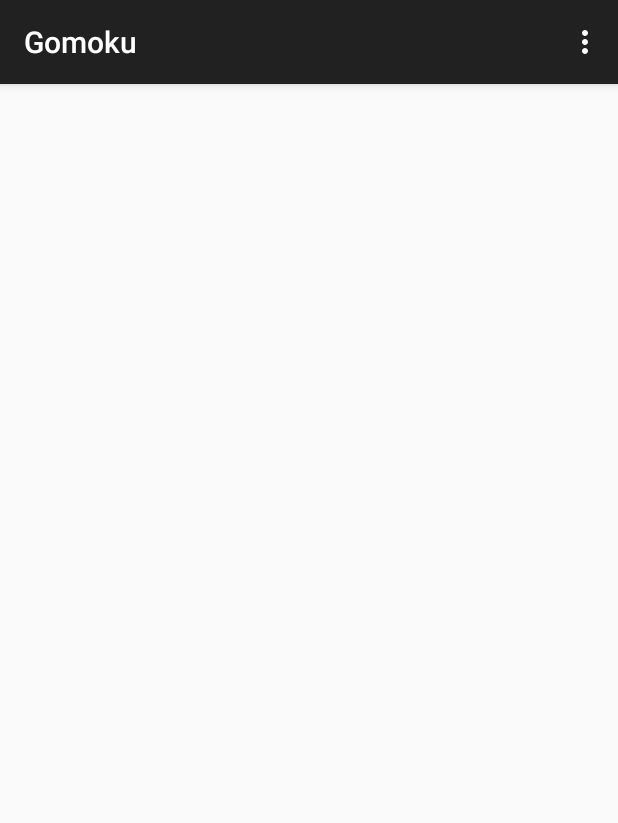
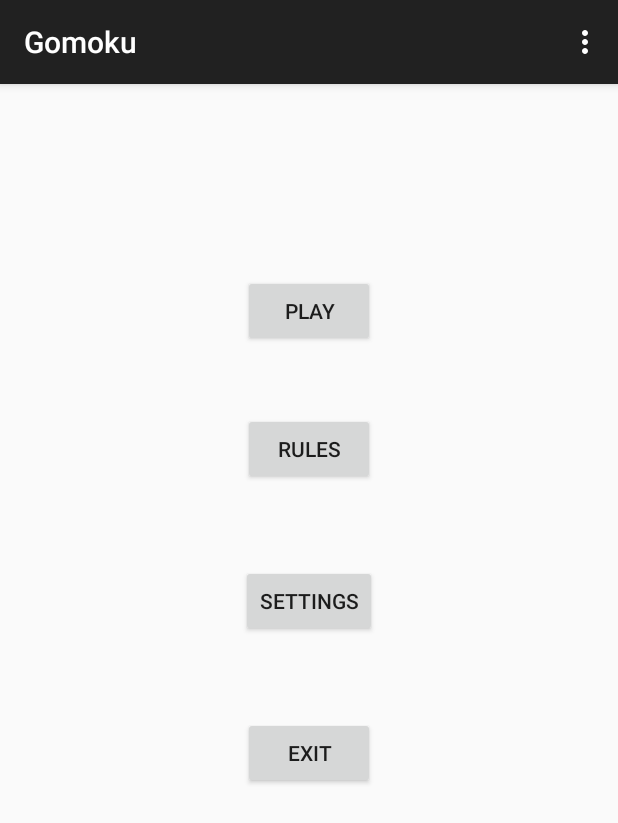
Before and after one commit to Poolet/gomoku, an Android app: the screen it shows after launch (MainActivity before the commit, HomeMenu after it), on a phone screen of 412 x 824 dp. Shown: the top 823 px of the screen. Run offline under Robolectric (Android 15) with nearby library versions, the phone set to English and light mode, and no system bars.

Commit message:
included basic HomeMenu and SelectBoard

```diff
--- /dev/null
+++ b/app/src/main/java/group5/gomoku/HomeMenu.java
@@ -0,0 +1,53 @@
+package group5.gomoku;
+
+import android.support.v7.app.ActionBarActivity;
+import android.os.Bundle;
+import android.view.Menu;
+import android.view.MenuItem;
+import android.view.View;
+import android.view.View.OnClickListener;
+import android.widget.Button;
+import android.content.Intent;
+
+
+public class HomeMenu extends ActionBarActivity implements OnClickListener {
+
+    @Override
+    protected void onCreate(Bundle savedInstanceState) {
+        super.onCreate(savedInstanceState);
+        setContentView(R.layout.activity_home_menu);
+
+        View btnPlay = (Button) findViewById(R.id.play_button);
+        btnPlay.setOnClickListener(this);
+        View btnRules = (Button) findViewById(R.id.rules_button);
+        btnRules.setOnClickListener(this);
+        View btnSettings = (Button) findViewById(R.id.settings_button);
+        btnSettings.setOnClickListener(this);
+        View btnExit = (Button) findViewById(R.id.exit_button);
+        btnExit.setOnClickListener(this);
+
+    }
+
+
+    @Override
+    public boolean onCreateOptionsMenu(Menu menu) {
+        // Inflate the menu; this adds items to the action bar if it is present.
+        getMenuInflater().inflate(R.menu.menu_main, menu);
+        return true;
+    }
+
+    public void onClick(View v) {
+        switch (v.getId()) {
+            case R.id.play_button:
+                startActivity(new Intent(this, SelectBoard.class));
+                break;
+            case R.id.rules_button:
+                break;
+            case R.id.settings_button:
+                break;
+            case R.id.exit_button:
+                finish();
+                break;
+        }
+    }
+}
--- a/app/src/main/java/group5/gomoku/Splash.java
+++ b/app/src/main/java/group5/gomoku/Splash.java
@@ -25,7 +25,7 @@ public class Splash extends Activity {
             @Override
             public void run() {
                 //Once the splash is done showing, go to the main activity
-                Intent i = new Intent(Splash.this, MainActivity.class);
+                Intent i = new Intent(Splash.this, HomeMenu.class);
                 startActivity(i);
 
                 finish();
--- /dev/null
+++ b/app/src/main/res/layout/activity_home_menu.xml
@@ -0,0 +1,62 @@
+<RelativeLayout xmlns:android="http://schemas.android.com/apk/res/android"
+    xmlns:tools="http://schemas.android.com/tools" android:layout_width="match_parent"
+    android:layout_height="match_parent" android:paddingLeft="@dimen/activity_horizontal_margin"
+    android:paddingRight="@dimen/activity_horizontal_margin"
+    android:paddingTop="@dimen/activity_vertical_margin"
+    android:paddingBottom="@dimen/activity_vertical_margin" tools:context=".MainActivity">
+    <LinearLayout
+        android:layout_width="match_parent"
+        android:layout_height="wrap_content"
+        android:orientation="vertical" >
+
+        <Button
+            android:layout_width="wrap_content"
+            android:layout_height="wrap_content"
+            android:text="Play"
+            android:id="@+id/play_button"
+            android:layout_marginTop="111dp"
+            android:clickable="true"
+            android:layout_alignParentTop="true"
+            android:layout_centerHorizontal="true"
+            android:layout_alignStart="@id/play_button"
+            android:layout_gravity="center_horizontal" />
+
+        <Button
+            android:layout_width="wrap_content"
+            android:layout_height="wrap_content"
+            android:text="Rules"
+            android:id="@+id/rules_button"
+            android:clickable="true"
+            android:layout_below="@+id/play_button"
+            android:layout_alignLeft="@+id/play_button"
+            android:layout_alignStart="@+id/play_button"
+            android:layout_marginTop="44dp"
+            android:layout_gravity="center_horizontal" />
+
+        <Button
+            android:layout_width="wrap_content"
+            android:layout_height="wrap_content"
+            android:text="Settings"
+            android:id="@+id/settings_button"
+            android:layout_marginTop="53dp"
+            android:layout_below="@+id/rules_button"
+            android:layout_alignLeft="@+id/rules_button"
+            android:layout_alignStart="@+id/rules_button"
+            android:clickable="true"
+            android:layout_gravity="center_horizontal" />
+
+        <Button
+            android:layout_width="wrap_content"
+            android:layout_height="wrap_content"
+            android:text="Exit"
+            android:id="@+id/exit_button"
+            android:layout_marginTop="53dp"
+            android:layout_below="@+id/settings_button"
+            android:layout_alignLeft="@+id/settings_button"
+            android:layout_alignStart="@id/action_mode_close_button"
+            android:clickable="true"
+            android:layout_alignRight="@+id/settings_button"
+            android:layout_alignEnd="@+id/settings_button"
+            android:layout_gravity="center_horizontal" />
+    </LinearLayout>
+</RelativeLayout>
--- /dev/null
+++ b/app/src/main/res/menu/menu_select_board.xml
@@ -0,0 +1,6 @@
+<menu xmlns:android="http://schemas.android.com/apk/res/android"
+    xmlns:app="http://schemas.android.com/apk/res-auto"
+    xmlns:tools="http://schemas.android.com/tools" tools:context="group5.gomoku.SelectBoard">
+    <item android:id="@+id/action_settings" android:title="@string/action_settings"
+        android:orderInCategory="100" app:showAsAction="never" />
+</menu>
--- a/app/src/main/res/values/strings.xml
+++ b/app/src/main/res/values/strings.xml
@@ -5,5 +5,6 @@
     <string name="hello_world">Hello world!</string>
     <string name="action_settings">Settings</string>
     <string name="title_activity_splash">Splash</string>
+    <string name="title_activity_select_board">SelectBoard</string>
 
 </resources>
```
Also changed, not shown: app/src/main/AndroidManifest.xml (+7 -2 lines), app/src/main/java/group5/gomoku/SelectBoard.java (added, +39 -0 lines), app/src/main/res/layout/activity_select_board.xml (added, +12 -0 lines), 1 other file.
